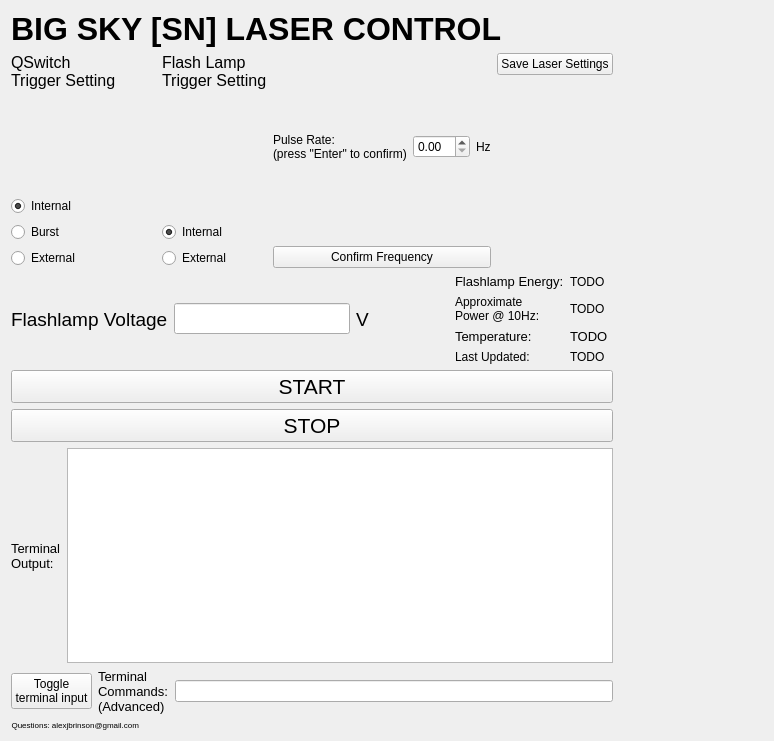
This is BigSkyController/GuiBigSkyWidget.ui in gmondee/BigGUI as Qt 5 draws it before an edit. The edited form follows.
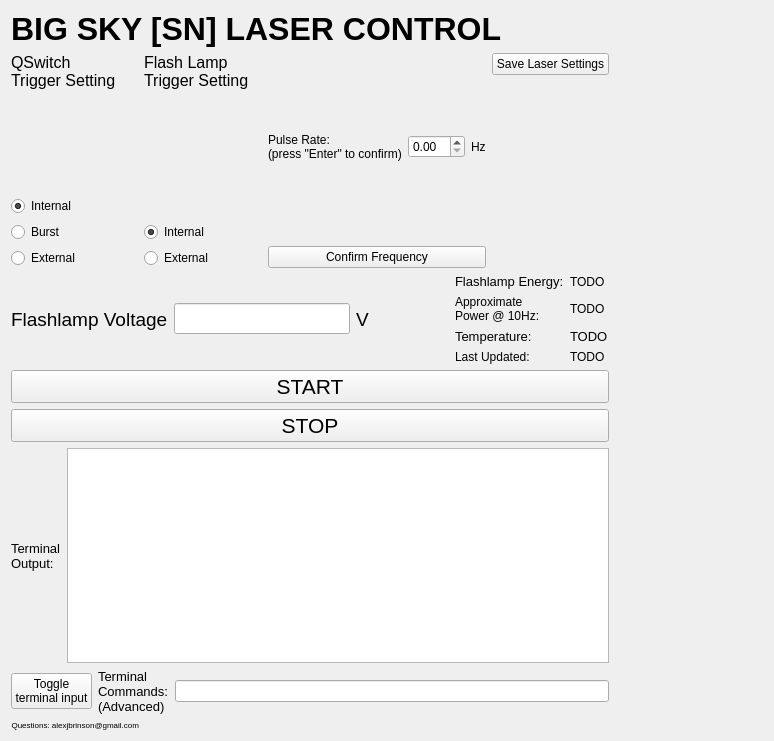
This is the edited form.

Commit message: sizing of ablation gui

What changed in the file:
```diff
--- a/BigSkyController/GuiBigSkyWidget.ui
+++ b/BigSkyController/GuiBigSkyWidget.ui
@@ -23,7 +23,6 @@
          <property name="font">
           <font>
            <pointsize>24</pointsize>
-           <weight>75</weight>
            <bold>true</bold>
           </font>
          </property>
@@ -90,11 +89,14 @@
          <item>
           <spacer name="horizontalSpacer_3">
            <property name="orientation">
-            <enum>Qt::Horizontal</enum>
+            <enum>Qt::Orientation::Horizontal</enum>
+           </property>
+           <property name="sizeType">
+            <enum>QSizePolicy::Policy::Maximum</enum>
            </property>
            <property name="sizeHint" stdset="0">
             <size>
-             <width>40</width>
+             <width>10</width>
              <height>20</height>
             </size>
            </property>
```
Left out of the diff: 16 changed lines with no effect on the pictures. The commit also changes 1 other file.
